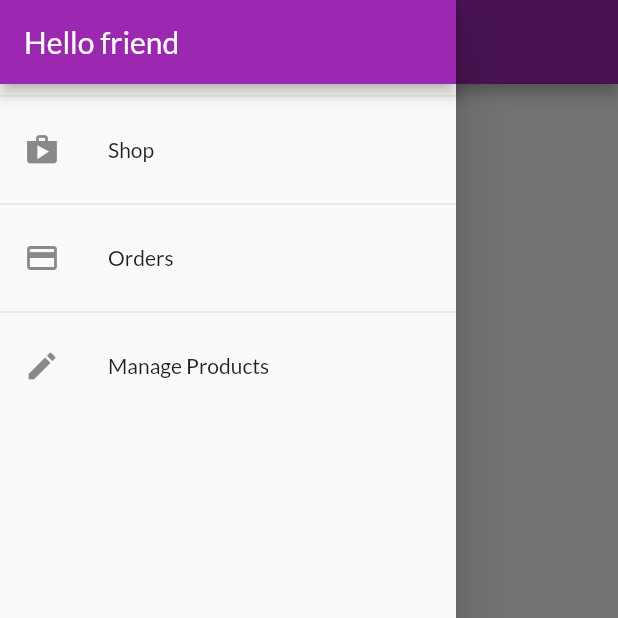
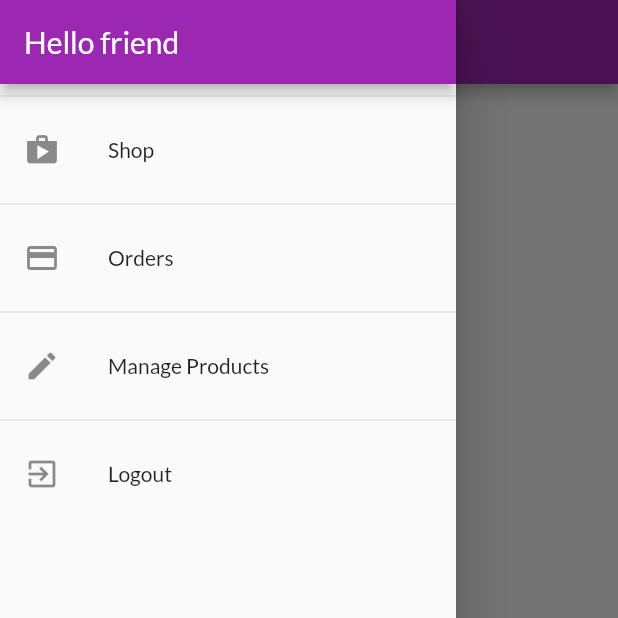
Before and after one commit to thomasviana/shop_app, a Flutter app: the OrdersScreen screen opened by its route, with the side drawer open, on a phone screen of 412 x 824 dp, the top half of it. Run offline on Flutter 3.47's test engine with Material 2 defaults, Android fonts, the phone set to English and light mode, and no system bars; network calls fail.

Commit message:
Logout and autoLogout

```diff
--- a/lib/providers/auth.dart
+++ b/lib/providers/auth.dart
@@ -1,5 +1,5 @@
 import 'dart:convert';
-
+import 'dart:async';
 import 'package:flutter/widgets.dart';
 import 'package:http/http.dart' as http;
 
@@ -63,4 +63,16 @@ class Auth with ChangeNotifier {
   Future<void> login(String email, String password) async {
     return _authenticate(email, password, 'signInWithPassword');
   }
+
+  void logout() {
+    _token = null;
+    _userId = null;
+    _expiryDate = null;
+    notifyListeners();
+  }
+
+  void autoLogout() {
+    final timeToExpiry = _expiryDate.difference(DateTime.now()).inSeconds;
+    Timer(Duration(seconds: timeToExpiry), logout);
+  }
 }
--- a/lib/widgets/app_drawer.dart
+++ b/lib/widgets/app_drawer.dart
@@ -1,6 +1,8 @@
 import 'package:flutter/material.dart';
 import 'package:shop_app/screens/orders_screen.dart';
 import 'package:shop_app/screens/user_products_screen.dart';
+import 'package:provider/provider.dart';
+import 'package:shop_app/providers/auth.dart';
 
 class AppDrawer extends StatelessWidget {
   @override
@@ -37,6 +39,15 @@ class AppDrawer extends StatelessWidget {
               Navigator.of(context)
                   .pushReplacementNamed(UserProductsScreen.routeName);
             },
+          ),
+          Divider(),
+          ListTile(
+            leading: Icon(Icons.exit_to_app),
+            title: Text('Logout'),
+            onTap: () {
+              Navigator.of(context).pop();
+              Provider.of<Auth>(context, listen: false).logout();
+            },
           )
         ],
       ),
```
